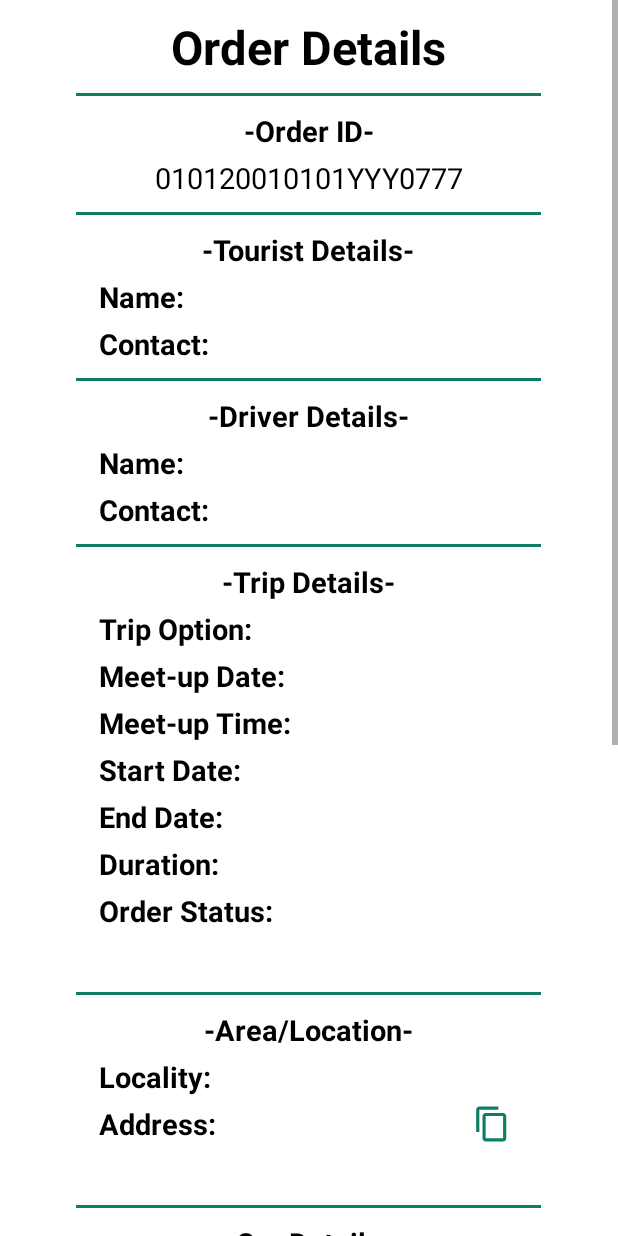
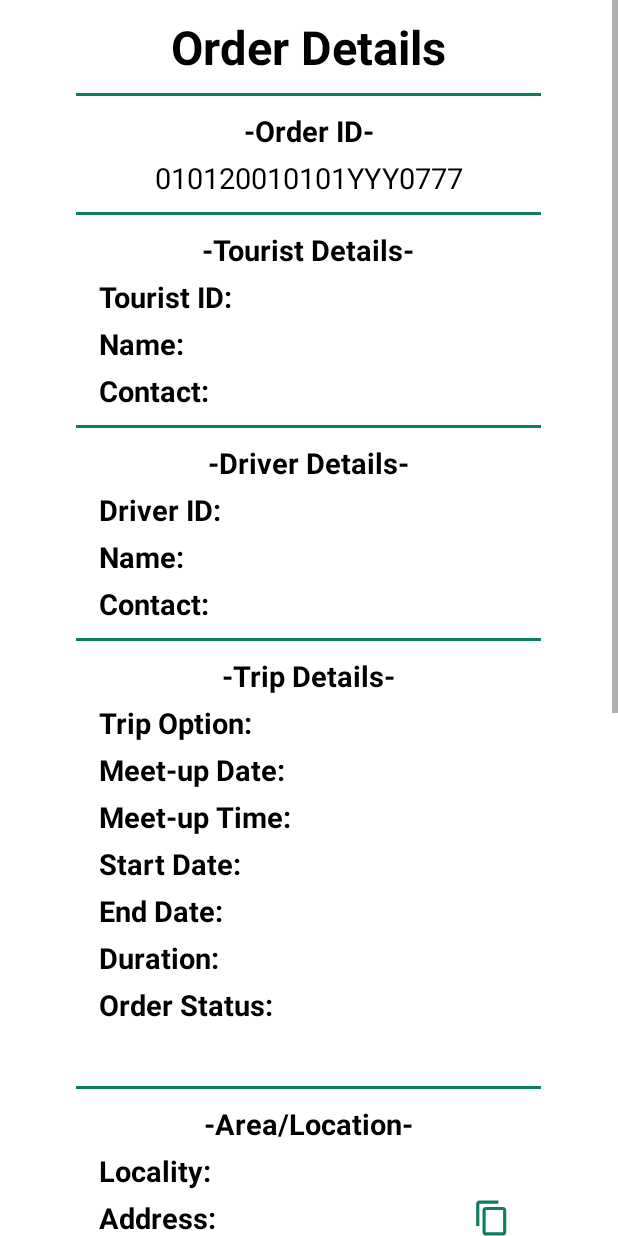
Before and after one commit to zming000/Final-Year-Project-Drivme-Admin, an Android app: the layout activity_order_details.xml on its own in the app's theme, with its tools: preview values and no code run, on a phone screen of 412 x 824 dp. Run offline under Robolectric (Android 15) with nearby library versions, the phone set to English and light mode, and no system bars.

Commit message:
Added IDs in Order Details

```diff
--- a/app/src/main/java/com/example/finalyeardrivmeadmin/OrderDetails.java
+++ b/app/src/main/java/com/example/finalyeardrivmeadmin/OrderDetails.java
@@ -26,7 +26,7 @@ import java.util.Objects;
 public class OrderDetails extends AppCompatActivity {
     //declare variables
     TextView mtvOrderID, mtvName, mtvContact, mtvDName, mtvDContact, mtvOrderStatus, mtvTripOption, mtvMeetDate, mtvMeetTime, mtvStartDate,
-            mtvEndDate, mtvDuration, mtvLocality, mtvAddress, mtvCarPlate, mtvCarModel, mtvCarColour,
+            mtvEndDate, mtvDuration, mtvLocality, mtvAddress, mtvCarPlate, mtvCarModel, mtvCarColour, mtvTID, mtvDID,
             mtvCarTrans, mtvPetrolCompany, mtvPetrolType, mtvNotes, mtvPriceDay, mtvTotal, mstartDate, mendDate, mpriceDay;
     ImageView mivCopy;
     Button mbtnRefund;
@@ -41,8 +41,10 @@ public class OrderDetails extends AppCompatActivity {
 
         //assign variables
         mtvOrderID = findViewById(R.id.tvOrderID);
+        mtvTID = findViewById(R.id.tvTID);
         mtvName = findViewById(R.id.tvName);
         mtvContact = findViewById(R.id.tvContact);
+        mtvDID = findViewById(R.id.tvDID);
         mtvDName = findViewById(R.id.tvDName);
         mtvDContact = findViewById(R.id.tvDContact);
         mtvOrderStatus = findViewById(R.id.tvOrderStatus);
@@ -132,7 +134,8 @@ public class OrderDetails extends AppCompatActivity {
                         String touristID = doc.getString("touristID");
                         String driverID = doc.getString("driverID");
                         String carPlate = doc.getString("carPlate");
-
+                        mtvTID.setText(touristID);
+                        mtvDID.setText(driverID);
                         /*driver details*/
                         driverDetails = FirebaseFirestore.getInstance();
                         driverDetails.collection("User Accounts").document(Objects.requireNonNull(driverID)).get()
--- a/app/src/main/res/layout/activity_order_details.xml
+++ b/app/src/main/res/layout/activity_order_details.xml
@@ -83,6 +83,30 @@
                 android:layout_gravity="center">
 
                 <TextView
+                    android:id="@+id/tID"
+                    android:layout_width="wrap_content"
+                    android:layout_height="wrap_content"
+                    android:layout_marginStart="5dp"
+                    android:layout_marginTop="5dp"
+                    android:text="Tourist ID:"
+                    android:textColor="@color/black"
+                    android:textSize="19sp"
+                    android:textStyle="bold"
+                    app:layout_constraintStart_toStartOf="parent"
+                    app:layout_constraintTop_toTopOf="parent" />
+
+                <TextView
+                    android:id="@+id/tvTID"
+                    android:layout_width="wrap_content"
+                    android:layout_height="wrap_content"
+                    android:layout_marginStart="10dp"
+                    android:textColor="@color/black"
+                    android:textSize="19sp"
+                    app:layout_constraintBottom_toBottomOf="@+id/tID"
+                    app:layout_constraintStart_toEndOf="@+id/tID"
+                    app:layout_constraintTop_toTopOf="@+id/tID" />
+
+                <TextView
                     android:id="@+id/tName"
                     android:layout_width="wrap_content"
                     android:layout_height="wrap_content"
@@ -93,7 +117,7 @@
                     android:textSize="19sp"
                     android:textStyle="bold"
                     app:layout_constraintStart_toStartOf="parent"
-                    app:layout_constraintTop_toTopOf="parent" />
+                    app:layout_constraintTop_toBottomOf="@+id/tID" />
 
                 <TextView
                     android:id="@+id/tvName"
@@ -157,6 +181,30 @@
                 android:layout_gravity="center">
 
                 <TextView
+                    android:id="@+id/dID"
+                    android:layout_width="wrap_content"
+                    android:layout_height="wrap_content"
+                    android:layout_marginStart="5dp"
+                    android:layout_marginTop="5dp"
+                    android:text="Driver ID:"
+                    android:textColor="@color/black"
+                    android:textSize="19sp"
+                    android:textStyle="bold"
+                    app:layout_constraintStart_toStartOf="parent"
+                    app:layout_constraintTop_toTopOf="parent" />
+
+                <TextView
+                    android:id="@+id/tvDID"
+                    android:layout_width="wrap_content"
+                    android:layout_height="wrap_content"
+                    android:layout_marginStart="10dp"
+                    android:textColor="@color/black"
+                    android:textSize="19sp"
+                    app:layout_constraintBottom_toBottomOf="@+id/dID"
+                    app:layout_constraintStart_toEndOf="@+id/dID"
+                    app:layout_constraintTop_toTopOf="@+id/dID" />
+
+                <TextView
                     android:id="@+id/name"
                     android:layout_width="wrap_content"
                     android:layout_height="wrap_content"
@@ -167,7 +215,7 @@
                     android:textSize="19sp"
                     android:textStyle="bold"
                     app:layout_constraintStart_toStartOf="parent"
-                    app:layout_constraintTop_toTopOf="parent" />
+                    app:layout_constraintTop_toBottomOf="@+id/dID" />
 
                 <TextView
                     android:id="@+id/tvDName"
```
